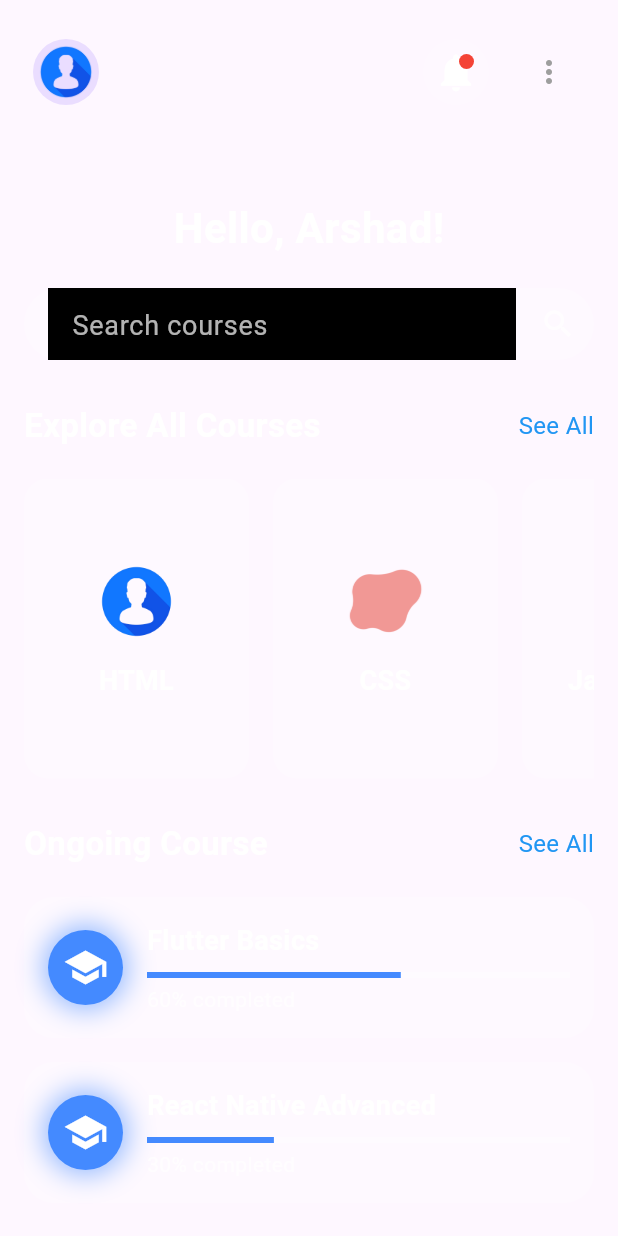
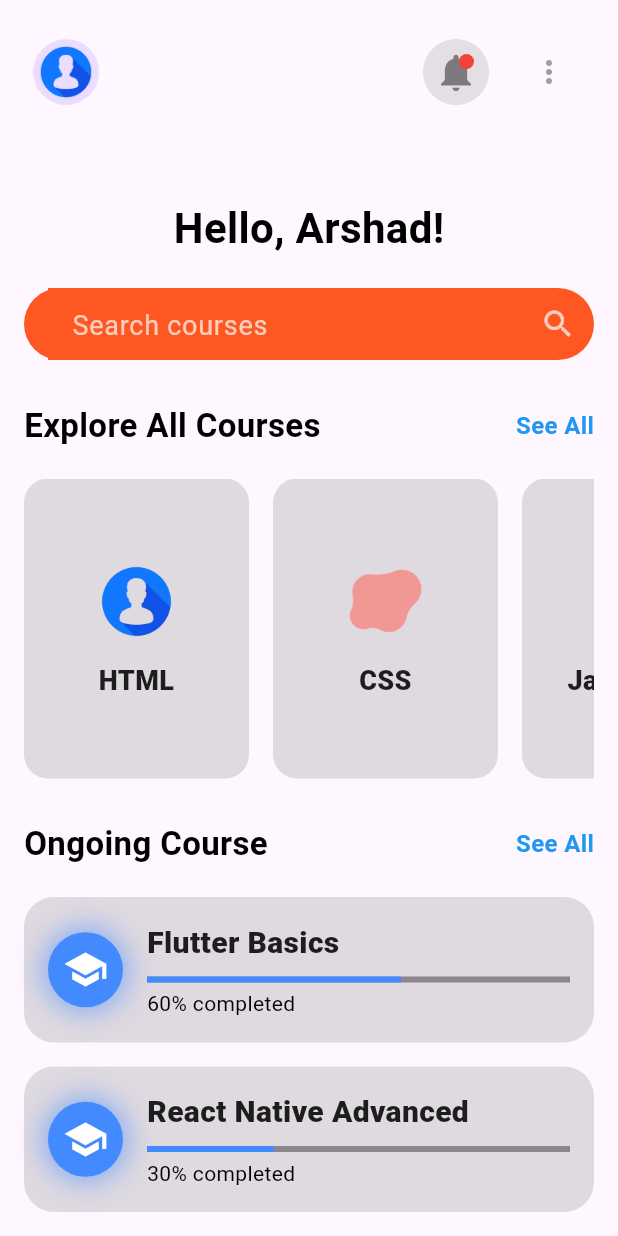
Before and after one commit to Imran-decoder/E-Learning-Platform, a Flutter app: the screen it shows after launch, on a phone screen of 412 x 824 dp. Run offline on Flutter 3.47's test engine with Material 3 defaults, Android fonts, the phone set to English and light mode, and no system bars; our stand-ins replace google_fonts, percent_indicator.

Commit message:
improvise design - Dashboard

```diff
--- a/lib/components/explore_course_card.dart
+++ b/lib/components/explore_course_card.dart
@@ -17,7 +17,7 @@ class ExploreCourseCard extends StatelessWidget {
       child: Container(
         width: 150,
         decoration: BoxDecoration(
-          color: Colors.white24,
+          color: Colors.black12,
           borderRadius: BorderRadius.circular(16.0),
         ),
         child: Column(
@@ -34,8 +34,8 @@ class ExploreCourseCard extends StatelessWidget {
               courseName,
               style: TextStyle(
                 fontSize: 18,
-                fontWeight: FontWeight.bold,
-                color: Colors.white,
+                fontWeight: FontWeight.w900,
+                color: Colors.black87,
               ),
               textAlign: TextAlign.center,
             ),
--- a/lib/components/ongoing_course_card.dart
+++ b/lib/components/ongoing_course_card.dart
@@ -14,7 +14,7 @@ class OngoingCourseCard extends StatelessWidget {
     return Container(
       padding: EdgeInsets.all(16.0),
       decoration: BoxDecoration(
-        color: Colors.white24,
+        color: Colors.black12,
         borderRadius: BorderRadius.circular(20.0),
       ),
       child: Row(
@@ -45,9 +45,9 @@ class OngoingCourseCard extends StatelessWidget {
                 Text(
                   courseName,
                   style: TextStyle(
-                    color: Colors.white,
-                    fontSize: 18,
-                    fontWeight: FontWeight.bold,
+                    color: Colors.black87,
+                    fontSize: 20,
+                    fontWeight: FontWeight.w900,
                   ),
                 ),
                 SizedBox(height: 8),
@@ -57,14 +57,14 @@ class OngoingCourseCard extends StatelessWidget {
                   children: [
                     LinearProgressIndicator(
                       value: progress,
-                      backgroundColor: Colors.white38,
+                      backgroundColor: Colors.black38,
                       color: Colors.blueAccent,
                     ),
                     SizedBox(height: 4),
                     Text(
                       "${(progress * 100).toInt()}% completed",
                       style: TextStyle(
-                        color: Colors.white70,
+                        color: Colors.black,
                         fontSize: 14,
                       ),
                     ),
--- a/lib/screens/dashboard_screen.dart
+++ b/lib/screens/dashboard_screen.dart
@@ -58,10 +58,10 @@ class _DashboardScreenState extends State<DashboardScreen> {
                           height: 44,
                           width: 44,
                           decoration: BoxDecoration(
-                            color: Colors.white.withOpacity(0.1),
+                            color: Colors.black.withOpacity(0.1),
                             shape: BoxShape.circle,
                           ),
-                          child: Icon(Icons.notifications, size: 30.0, color: Colors.white),
+                          child: Icon(Icons.notifications, size: 30.0, color: Colors.black45),
                         ),
                         Positioned(
                           top: 10,
@@ -105,7 +105,7 @@ class _DashboardScreenState extends State<DashboardScreen> {
                       style: TextStyle(
                         fontSize: 28,
                         fontWeight: FontWeight.bold,
-                        color: Colors.white,
+                        color: Colors.black,
                       ),
                     ),
                   ),
@@ -114,7 +114,7 @@ class _DashboardScreenState extends State<DashboardScreen> {
                   Center(
                     child: Container(
                       decoration: BoxDecoration(
-                        color: Colors.white24,
+                        color: Colors.deepOrange,
                         borderRadius: BorderRadius.all(Radius.circular(30.0)),
                       ),
                       child: Row(
@@ -125,11 +125,12 @@ class _DashboardScreenState extends State<DashboardScreen> {
                               child: TextField(
                                 controller: _searchControl,
                                 decoration: InputDecoration(
+                                  fillColor: Colors.deepOrange,
                                   border: InputBorder.none,
                                   hintText: "Search courses",
-                                  hintStyle: TextStyle(color: Colors.white70, fontSize: 18.0),
+                                  hintStyle: TextStyle(color: Colors.white70, fontSize: 18.0,),
                                 ),
-                                style: TextStyle(color: Colors.white70, fontSize: 21.0),
+                                style: TextStyle(color: Colors.black54, fontSize: 21.0),
                               ),
                             ),
                           ),
@@ -151,7 +152,7 @@ class _DashboardScreenState extends State<DashboardScreen> {
                         style: TextStyle(
                           fontSize: 22,
                           fontWeight: FontWeight.bold,
-                          color: Colors.white,
+                          color: Colors.black,
                         ),
                       ),
                       Text(
@@ -159,6 +160,7 @@ class _DashboardScreenState extends State<DashboardScreen> {
                         style: TextStyle(
                           fontSize: 16,
                           color: Colors.blue,
+                          fontWeight: FontWeight.bold,
                         ),
                       ),
                     ],
@@ -188,7 +190,7 @@ class _DashboardScreenState extends State<DashboardScreen> {
                         style: TextStyle(
                           fontSize: 22,
                           fontWeight: FontWeight.bold,
-                          color: Colors.white,
+                          color: Colors.black,
                         ),
                       ),
                       Text(
@@ -196,6 +198,7 @@ class _DashboardScreenState extends State<DashboardScreen> {
                         style: TextStyle(
                           fontSize: 16,
                           color: Colors.blue,
+                          fontWeight: FontWeight.bold,
                         ),
                       ),
                     ],
```
